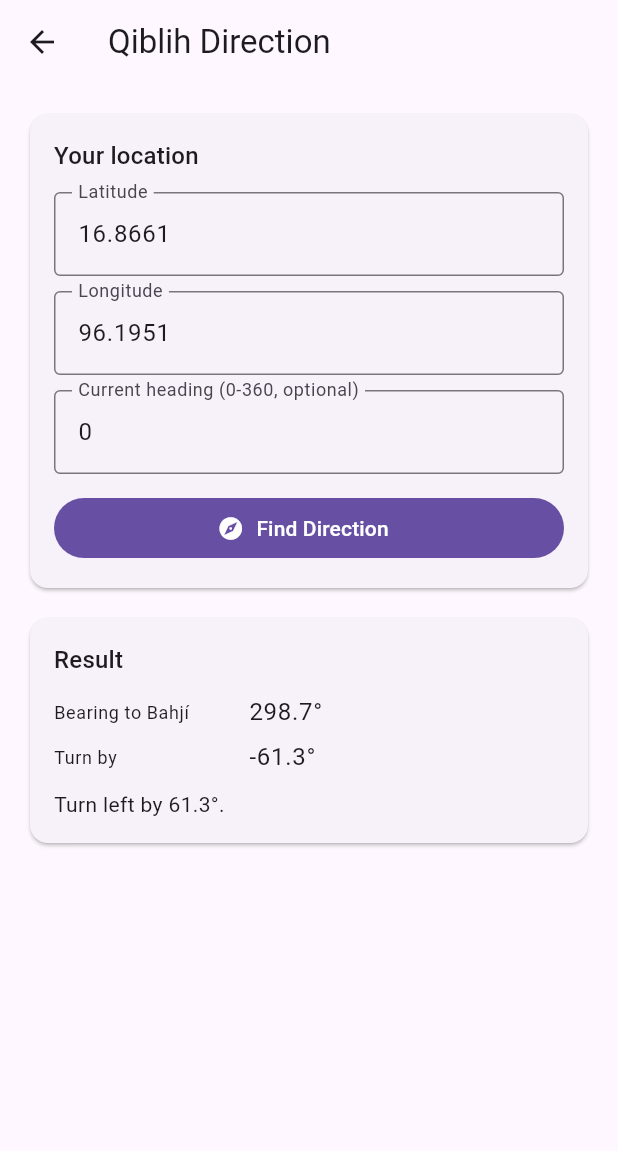
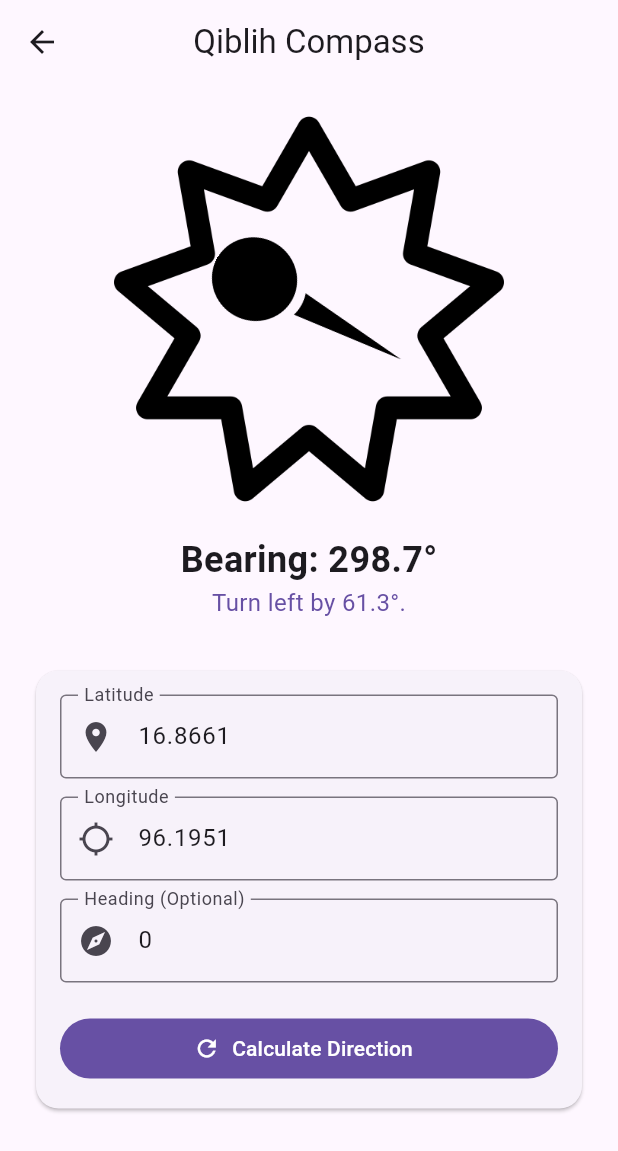
Before and after one commit to thawdezin-fi/bahai, a Flutter app: the QiblaView screen opened by its route, on a phone screen of 412 x 824 dp. Shown: the top 1151 px of the screen. Run offline on Flutter 3.47's test engine with Material 3 defaults, Android fonts, the phone set to English and light mode, and no system bars; our stand-ins replace get.

Commit message:
add images for qibla

```diff
--- a/lib/app/modules/qibla/controllers/qibla_controller.dart
+++ b/lib/app/modules/qibla/controllers/qibla_controller.dart
@@ -1,23 +1,34 @@
 import 'dart:math' as math;
 import 'package:get/get.dart';
 
+class QiblaResult {
+  final double bearing;
+  final double? turnDegrees;
+  final String? turnInstruction;
+
+  const QiblaResult({
+    required this.bearing,
+    this.turnDegrees,
+    this.turnInstruction,
+  });
+}
+
 class QiblaController extends GetxController {
+  // Qiblih (Bahjí) Coordinates
   static const qiblihLat = 32.9433;
   static const qiblihLng = 35.0919;
 
+  // Observable variable for UI updates
   final latestResult = Rxn<QiblaResult>();
 
   @override
   void onInit() {
     super.onInit();
-    latestResult.value = calculateDirection(
-      userLat: 16.8661,
-      userLng: 96.1951,
-      currentHeading: 0,
-    );
+    // Default initial calculation for Yangon
+    calculateForInput(userLat: 16.8661, userLng: 96.1951, currentHeading: 0);
   }
 
-  QiblaResult calculateDirection({
+  void calculateForInput({
     required double userLat,
     required double userLng,
     double? currentHeading,
@@ -29,9 +40,9 @@ class QiblaController extends GetxController {
 
     final deltaLambda = lambda2 - lambda1;
     final y = math.sin(deltaLambda) * math.cos(phi2);
-    final x =
-        math.cos(phi1) * math.sin(phi2) -
+    final x = math.cos(phi1) * math.sin(phi2) -
         math.sin(phi1) * math.cos(phi2) * math.cos(deltaLambda);
+
     final bearing = (_toDegrees(math.atan2(y, x)) + 360) % 360;
 
     double? turnDegrees;
@@ -49,38 +60,13 @@ class QiblaController extends GetxController {
       }
     }
 
-    return QiblaResult(
+    latestResult.value = QiblaResult(
       bearing: bearing,
       turnDegrees: turnDegrees,
       turnInstruction: turnInstruction,
     );
   }
 
-  void calculateForInput({
-    required double userLat,
-    required double userLng,
-    double? currentHeading,
-  }) {
-    latestResult.value = calculateDirection(
-      userLat: userLat,
-      userLng: userLng,
-      currentHeading: currentHeading,
-    );
-  }
-
   double _toRadians(double value) => value * (math.pi / 180.0);
-
   double _toDegrees(double value) => value * (180.0 / math.pi);
 }
-
-class QiblaResult {
-  final double bearing;
-  final double? turnDegrees;
-  final String? turnInstruction;
-
-  const QiblaResult({
-    required this.bearing,
-    required this.turnDegrees,
-    required this.turnInstruction,
-  });
-}
--- a/lib/app/modules/qibla/views/qibla_view.dart
+++ b/lib/app/modules/qibla/views/qibla_view.dart
@@ -1,196 +1,119 @@
 import 'package:flutter/material.dart';
 import 'package:get/get.dart';
-
 import '../controllers/qibla_controller.dart';
 
-class QiblaView extends StatefulWidget {
-  const QiblaView({super.key});
+class QiblaView extends GetView<QiblaController> {
+  QiblaView({super.key});
 
-  @override
-  State<QiblaView> createState() => _QiblaViewState();
-}
-
-class _QiblaViewState extends State<QiblaView> {
-  late final QiblaController controller;
-  late final TextEditingController latController;
-  late final TextEditingController lngController;
-  late final TextEditingController headingController;
-
-  @override
-  void initState() {
-    super.initState();
-    controller = Get.find<QiblaController>();
-    latController = TextEditingController(text: '16.8661');
-    lngController = TextEditingController(text: '96.1951');
-    headingController = TextEditingController(text: '0');
-  }
-
-  @override
-  void dispose() {
-    latController.dispose();
-    lngController.dispose();
-    headingController.dispose();
-    super.dispose();
-  }
+  // UI Controllers
+  final latController = TextEditingController(text: '16.8661');
+  final lngController = TextEditingController(text: '96.1951');
+  final headingController = TextEditingController(text: '0');
 
   @override
   Widget build(BuildContext context) {
+    final primaryColor = Theme.of(context).colorScheme.primary;
+
     return Scaffold(
-      appBar: AppBar(title: const Text('Qiblih Direction')),
-      body: ListView(
-        padding: const EdgeInsets.all(16),
+      appBar: AppBar(title: const Text('Qiblih Compass'), centerTitle: true),
+      body: SingleChildScrollView(
+        padding: const EdgeInsets.all(20),
+        child: Column(
           children: [
+            // --- Compass Visualizer ---
+            Obx(() {
+              final result = controller.latestResult.value;
+              final heading = double.tryParse(headingController.text) ?? 0.0;
+              final bearing = result?.bearing ?? 0.0;
+              // 1 Turn = 360 degrees
+              final rotationTurns = (bearing - heading) / 360.0;
+
+              return Column(
+                children: [
+                  Stack(
+                    alignment: Alignment.center,
+                    children: [
+                      Image.asset('assets/images/bahai.png', width: 260),
+                      AnimatedRotation(
+                        turns: rotationTurns,
+                        duration: const Duration(milliseconds: 600),
+                        curve: Curves.easeOutCubic,
+                        child: Image.asset('assets/images/location-pin.png', width: 140),
+                      ),
+                    ],
+                  ),
+                  const SizedBox(height: 20),
+                  if (result != null) ...[
+                    Text(
+                      'Bearing: ${result.bearing.toStringAsFixed(1)}°',
+                      style: const TextStyle(fontSize: 24, fontWeight: FontWeight.bold),
+                    ),
+                    Text(result.turnInstruction ?? '',
+                        style: TextStyle(color: primaryColor, fontSize: 16)),
+                  ]
+                ],
+              );
+            }),
+
+            const SizedBox(height: 30),
+
+            // --- Input Section ---
             Card(
+              shape: RoundedRectangleBorder(borderRadius: BorderRadius.circular(15)),
               child: Padding(
                 padding: const EdgeInsets.all(16),
                 child: Column(
-                crossAxisAlignment: CrossAxisAlignment.stretch,
                   children: [
-                  Text(
-                    'Your location',
-                    style: Theme.of(context).textTheme.titleMedium,
+                    _buildInput(latController, 'Latitude', Icons.location_on),
+                    const SizedBox(height: 12),
+                    _buildInput(lngController, 'Longitude', Icons.location_searching),
+                    const SizedBox(height: 12),
+                    _buildInput(headingController, 'Heading (Optional)', Icons.explore),
+                    const SizedBox(height: 20),
+                    SizedBox(
+                      width: double.infinity,
+                      child: FilledButton.icon(
+                        onPressed: _onCalculate,
+                        icon: const Icon(Icons.refresh),
+                        label: const Text('Calculate Direction'),
                       ),
-                  const SizedBox(height: 12),
-                  TextField(
-                    controller: latController,
-                    keyboardType: const TextInputType.numberWithOptions(
-                      decimal: true,
-                      signed: true,
-                    ),
-                    decoration: const InputDecoration(
-                      labelText: 'Latitude',
-                      border: OutlineInputBorder(),
-                    ),
-                  ),
-                  const SizedBox(height: 10),
-                  TextField(
-                    controller: lngController,
-                    keyboardType: const TextInputType.numberWithOptions(
-                      decimal: true,
-                      signed: true,
-                    ),
-                    decoration: const InputDecoration(
-                      labelText: 'Longitude',
-                      border: OutlineInputBorder(),
-                    ),
-                  ),
-                  const SizedBox(height: 10),
-                  TextField(
-                    controller: headingController,
-                    keyboardType: const TextInputType.numberWithOptions(
-                      decimal: true,
-                      signed: true,
-                    ),
-                    decoration: const InputDecoration(
-                      labelText: 'Current heading (0-360, optional)',
-                      border: OutlineInputBorder(),
-                    ),
-                  ),
-                  const SizedBox(height: 12),
-                  FilledButton.icon(
-                    onPressed: _calculateDirection,
-                    icon: const Icon(Icons.explore),
-                    label: const Text('Find Direction'),
                     ),
                   ],
                 ),
               ),
             ),
-          const SizedBox(height: 12),
-          Obx(() {
-            final result = controller.latestResult.value;
-            if (result == null) {
-              return const SizedBox.shrink();
-            }
-
-            return Card(
-              child: Padding(
-                padding: const EdgeInsets.all(16),
-                child: Column(
-                  crossAxisAlignment: CrossAxisAlignment.start,
-                  children: [
-                    Text(
-                      'Result',
-                      style: Theme.of(context).textTheme.titleMedium,
-                    ),
-                    const SizedBox(height: 8),
-                    _Row(
-                      label: 'Bearing to Bahjí',
-                      value: '${result.bearing.toStringAsFixed(1)}°',
-                    ),
-                    if (result.turnDegrees != null)
-                      _Row(
-                        label: 'Turn by',
-                        value: '${result.turnDegrees!.toStringAsFixed(1)}°',
-                      ),
-                    if (result.turnInstruction != null)
-                      Padding(
-                        padding: const EdgeInsets.only(top: 6),
-                        child: Text(result.turnInstruction!),
-                      ),
           ],
         ),
       ),
     );
-          }),
-        ],
+  }
+
+  Widget _buildInput(TextEditingController ctrl, String label, IconData icon) {
+    return TextField(
+      controller: ctrl,
+      keyboardType: const TextInputType.numberWithOptions(decimal: true),
+      decoration: InputDecoration(
+        labelText: label,
+        prefixIcon: Icon(icon),
+        border: const OutlineInputBorder(),
       ),
     );
   }
 
-  void _calculateDirection() {
-    final lat = double.tryParse(latController.text.trim());
-    final lng = double.tryParse(lngController.text.trim());
-    final headingText = headingController.text.trim();
-    final heading = headingText.isEmpty ? null : double.tryParse(headingText);
+  void _onCalculate() {
+    final lat = double.tryParse(latController.text);
+    final lng = double.tryParse(lngController.text);
+    final heading = double.tryParse(headingController.text);
 
-    if (lat == null || lng == null) {
-      Get.snackbar(
-        'Invalid input',
-        'Please enter valid latitude and longitude.',
-        snackPosition: SnackPosition.BOTTOM,
-      );
-      return;
-    }
-
-    if (headingText.isNotEmpty && heading == null) {
-      Get.snackbar(
-        'Invalid heading',
-        'Heading must be a number between 0 and 360.',
-        snackPosition: SnackPosition.BOTTOM,
-      );
-      return;
-    }
-
+    if (lat != null && lng != null) {
       controller.calculateForInput(
         userLat: lat,
         userLng: lng,
         currentHeading: heading,
       );
+    } else {
+      Get.snackbar('Input Error', 'Please check your coordinates',
+          snackPosition: SnackPosition.BOTTOM);
     }
   }
-
-class _Row extends StatelessWidget {
-  final String label;
-  final String value;
-
-  const _Row({required this.label, required this.value});
-
-  @override
-  Widget build(BuildContext context) {
-    return Padding(
-      padding: const EdgeInsets.symmetric(vertical: 3),
-      child: Row(
-        children: [
-          SizedBox(
-            width: 130,
-            child: Text(label, style: Theme.of(context).textTheme.bodySmall),
-          ),
-          Expanded(
-            child: Text(value, style: Theme.of(context).textTheme.bodyLarge),
-          ),
-        ],
-      ),
-    );
 }
-}
--- a/lib/app/routes/app_pages.dart
+++ b/lib/app/routes/app_pages.dart
@@ -55,7 +55,7 @@ class AppPages {
     ),
     GetPage(
       name: _Paths.QIBLA,
-      page: () => const QiblaView(),
+      page: () => QiblaView(),
       binding: QiblaBinding(),
     ),
   ];
```
Also changed, not shown: assets/images/bahai.png (added), assets/images/location-pin.png (added), 1 other file. Lines whose indentation alone changed are shown as unchanged.
